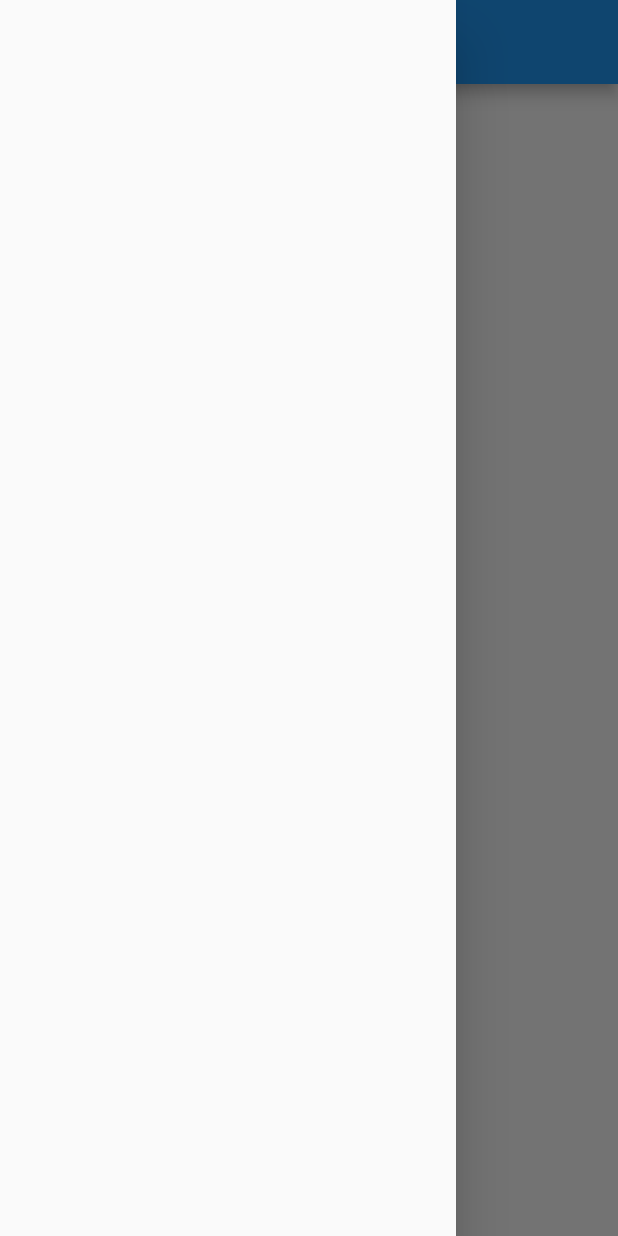
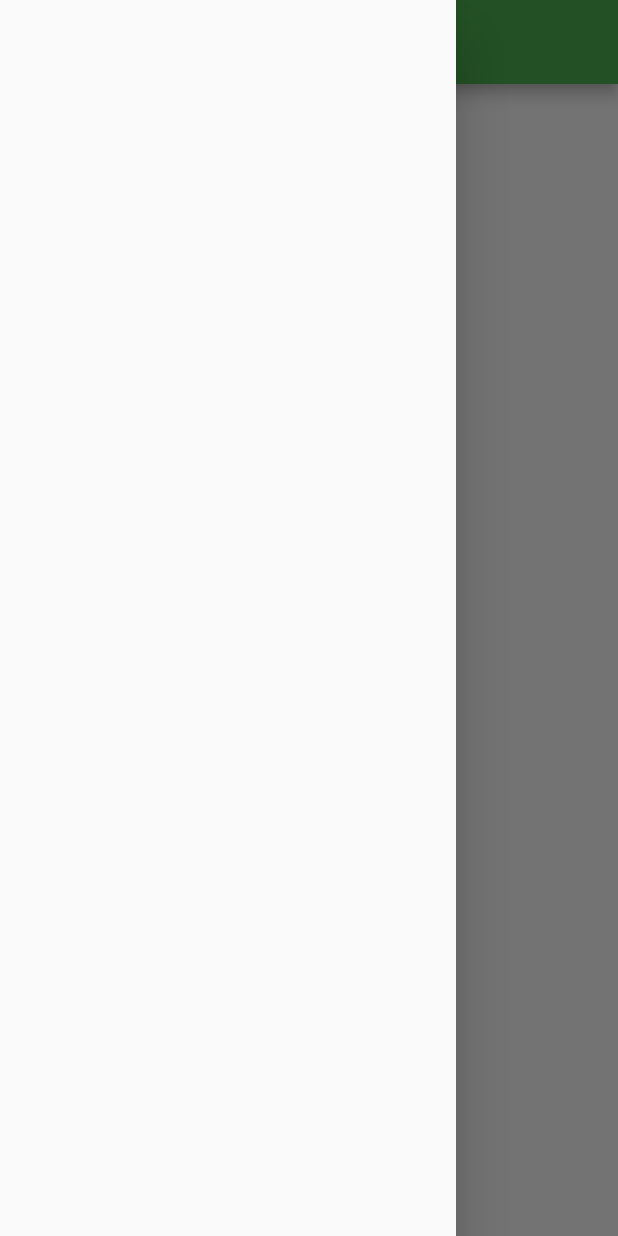
Before and after one commit to Hassan0308/Flutter_Catelog_Management, a Flutter app: the screen it shows after launch, with the side drawer open, on a phone screen of 412 x 824 dp. Run offline on Flutter 3.47's test engine with Material 2 defaults, Android fonts, the phone set to English and light mode, and no system bars.

Commit message:
Day 3 completed

```diff
--- a/lib/Pages/home.dart
+++ b/lib/Pages/home.dart
@@ -1,3 +1,4 @@
+import 'package:catelog_management/main.dart';
 import 'package:flutter/material.dart';
 class HomePage extends StatelessWidget {
   const HomePage({ Key? key }) : super(key: key);
@@ -10,6 +11,8 @@ class HomePage extends StatelessWidget {
         title: Text("Cetalog"),
       ),
       drawer: Drawer(),
-    );
+
+
+      );
   }
 }
--- a/lib/main.dart
+++ b/lib/main.dart
@@ -1,4 +1,5 @@
 import 'package:catelog_management/Pages/home.dart';
+import 'package:catelog_management/Pages/login_page.dart';
 import 'package:flutter/material.dart';
 
 void main() {
@@ -13,6 +14,9 @@ class MyApp extends StatelessWidget {
   Widget build(BuildContext context) {
     return MaterialApp(
       title: 'Flutter Demo',
+
+      themeMode: ThemeMode.light,
+
       theme: ThemeData(
         // This is the theme of your application.
         //
@@ -23,9 +27,20 @@ class MyApp extends StatelessWidget {
         // or simply save your changes to "hot reload" in a Flutter IDE).
         // Notice that the counter didn't reset back to zero; the application
         // is not restarted.
-        primarySwatch: Colors.blue,
+        brightness: Brightness.light,
+        primarySwatch: Colors.green,
+
       ),
-      home:const HomePage(),
+
+      // home: HomePage(),
+      initialRoute: "/home",
+      routes:
+      {
+        "/":(context) => LoginPage(),
+        "/home":(context) => HomePage(),
+      }
+      ,
+
     );
 
   }
```
Also changed, not shown: lib/Pages/login_page.dart (added, +11 -0 lines).
